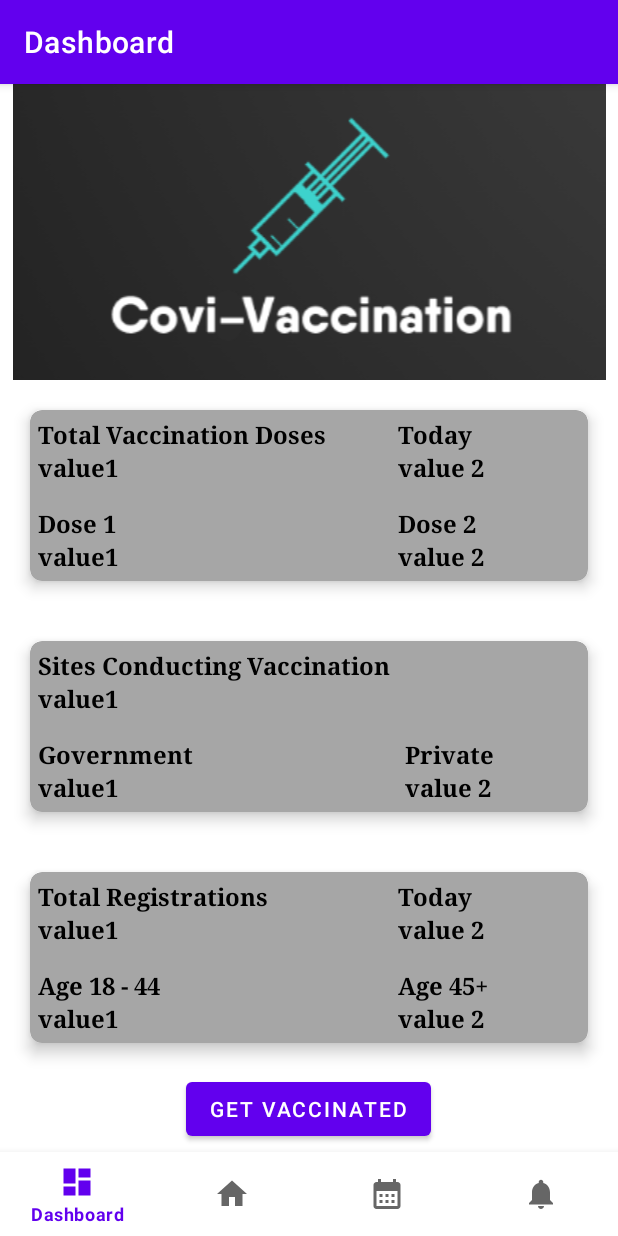
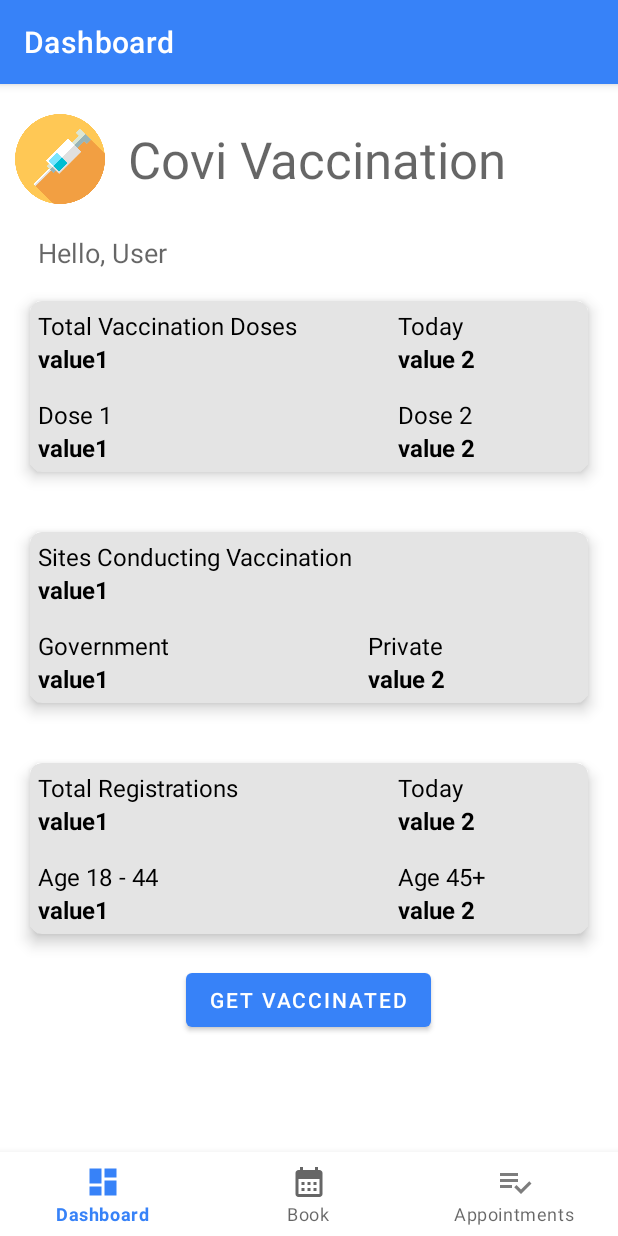
Before and after one commit to pmurria9816/Vaccinator, an Android app: the screen it shows after launch (MainActivity), on a phone screen of 412 x 824 dp. Run offline under Robolectric (Android 15) with nearby library versions, the phone set to English and light mode, and no system bars; our stand-ins replace navigation-ui.

Commit message:
UI enhancement and minor updates

```diff
--- a/app/src/main/java/com/assignment2/vaccinator/LaunchActivity.java
+++ b/app/src/main/java/com/assignment2/vaccinator/LaunchActivity.java
@@ -81,7 +81,7 @@ public class LaunchActivity extends AppCompatActivity {
         register.setOnClickListener(new View.OnClickListener() {
             @Override
             public void onClick(View view) {
-                title.setText("Register");
+                title.setText("Register Now");
                 layout = findViewById(R.id.loginLayout);
                 layout.setVisibility(View.GONE);
                 layout = findViewById(R.id.registerLayout);
@@ -113,6 +113,7 @@ public class LaunchActivity extends AppCompatActivity {
                     SharedPreferences pref = getApplicationContext().getSharedPreferences("preferences", 0); // 0 - for private mode
                     SharedPreferences.Editor editor = pref.edit();
                     editor.putInt("userId", auth);
+                    editor.putString("username", dbHandler.getUsername(username.getText().toString()));
                     editor.commit();
 
                     Intent intent = new Intent(LaunchActivity.this, MainActivity.class);
--- a/app/src/main/java/com/assignment2/vaccinator/ui/dashboard/DashboardFragment.java
+++ b/app/src/main/java/com/assignment2/vaccinator/ui/dashboard/DashboardFragment.java
@@ -1,5 +1,6 @@
 package com.assignment2.vaccinator.ui.dashboard;
 
+import android.content.SharedPreferences;
 import android.os.Bundle;
 import android.view.LayoutInflater;
 import android.view.View;
@@ -25,7 +26,7 @@ public class DashboardFragment extends Fragment {
 
     private TextView tvTotalVax, tvDose1Vax, tvDose2Vax, tvTotalTodayVax,
             tvTotalCenters, tvGovtCenters,tvPrivateCenters,
-            tvTotalRegs, tv18Regs, tv45Regs, tvTodayRegs;
+            tvTotalRegs, tv18Regs, tv45Regs, tvTodayRegs,tvUsername;
 
     public View onCreateView(@NonNull LayoutInflater inflater,
                              ViewGroup container, Bundle savedInstanceState) {
@@ -50,9 +51,15 @@ public class DashboardFragment extends Fragment {
         tv45Regs = root.findViewById(R.id.tv_total_reg_age45_val);
         tvTodayRegs = root.findViewById(R.id.tv_total_reg_today_val);
 
+        tvUsername = root.findViewById(R.id.loggedUser);
+
         dashboardViewModel.getCowinResponse().observe(getViewLifecycleOwner(), (Observer<TopBlock>) data -> {
             mapResponseData(data);
         });
+
+        SharedPreferences pref = getContext().getSharedPreferences("preferences", 0); // 0 - for private mode
+
+        tvUsername.setText(("Hello, ").concat(pref.getString("username", "User")));
 
         return root;
     }
--- /dev/null
+++ b/app/src/main/res/drawable/ic_baseline_playlist_add_check_24.xml
@@ -0,0 +1,5 @@
+<vector android:alpha="0.85" android:height="24dp"
+    android:tint="?attr/colorControlNormal" android:viewportHeight="24"
+    android:viewportWidth="24" android:width="24dp" xmlns:android="http://schemas.android.com/apk/res/android">
+    <path android:fillColor="@android:color/white" android:pathData="M14,10H2v2h12V10zM14,6H2v2h12V6zM2,16h8v-2H2V16zM21.5,11.5L23,13l-6.99,7l-4.51,-4.5L13,14l3.01,3L21.5,11.5z"/>
+</vector>
--- /dev/null
+++ b/app/src/main/res/drawable/ic_calendar.xml
@@ -0,0 +1,5 @@
+<vector android:alpha="0.85" android:height="24dp"
+    android:tint="?attr/colorControlNormal" android:viewportHeight="24"
+    android:viewportWidth="24" android:width="24dp" xmlns:android="http://schemas.android.com/apk/res/android">
+    <path android:fillColor="@android:color/white" android:pathData="M12,22H5c-1.11,0 -2,-0.9 -2,-2L3.01,6c0,-1.1 0.88,-2 1.99,-2h1V2h2v2h8V2h2v2h1c1.1,0 2,0.9 2,2v6h-2v-2H5v10h7V22zM22.13,16.99l0.71,-0.71c0.39,-0.39 0.39,-1.02 0,-1.41l-0.71,-0.71c-0.39,-0.39 -1.02,-0.39 -1.41,0l-0.71,0.71L22.13,16.99zM21.42,17.7l-5.3,5.3H14v-2.12l5.3,-5.3L21.42,17.7z"/>
+</vector>
--- a/app/src/main/res/layout/fragment_appointment.xml
+++ b/app/src/main/res/layout/fragment_appointment.xml
@@ -16,6 +16,7 @@
         <LinearLayout
             android:layout_width="match_parent"
             android:layout_height="match_parent"
+            android:layout_marginTop="20dp"
             android:orientation="vertical">
             <LinearLayout
                 android:layout_width="match_parent"
@@ -24,6 +25,7 @@
                 android:layout_marginTop="10dp"
                 android:foregroundGravity="center_horizontal"
                 android:gravity="center_horizontal"
+                android:visibility="gone"
                 android:orientation="vertical">
 
                 <TextView
@@ -174,7 +176,7 @@
                             android:padding="5dp"
                             android:background="@drawable/input_field"
                             android:hint="Enter Age"
-                            android:inputType="numberPassword"
+                            android:inputType="number"
                             tools:ignore="TouchTargetSizeCheck,SpeakableTextPresentCheck" />
 
                     </LinearLayout>
--- a/app/src/main/res/layout/fragment_dashboard.xml
+++ b/app/src/main/res/layout/fragment_dashboard.xml
@@ -8,19 +8,61 @@
     android:orientation="vertical"
     tools:context=".ui.dashboard.DashboardFragment">
 
+<!--    <ImageView-->
+<!--        android:id="@+id/imageView"-->
+<!--        android:layout_width="match_parent"-->
+<!--        android:layout_height="wrap_content"-->
+<!--        android:contentDescription="content"-->
+<!--        android:src="@drawable/main_banner" />-->
+
+<LinearLayout
+    android:layout_width="match_parent"
+    android:layout_height="wrap_content"
+    android:orientation="horizontal"
+    android:layout_marginTop="10dp"
+    android:padding="10dp">
+
     <ImageView
         android:id="@+id/imageView"
+        android:layout_width="60dp"
+        android:layout_height="60dp"
+        android:contentDescription="content"
+        android:src="@drawable/logo" />
+
+    <TextView
         android:layout_width="match_parent"
         android:layout_height="wrap_content"
-        android:contentDescription="content"
-        android:src="@drawable/main_banner" />
+        android:layout_gravity="center"
+        android:layout_marginLeft="15dp"
+        android:text="Covi Vaccination"
+        android:textAppearance="@style/TextAppearance.AppCompat.Display1" />
+
+</LinearLayout>
+
+    <LinearLayout
+        android:layout_width="match_parent"
+        android:layout_height="wrap_content"
+        android:orientation="horizontal"
+        android:layout_marginTop="10dp"
+        android:paddingLeft="10dp">
+
+        <TextView
+            android:id="@+id/loggedUser"
+            android:layout_width="match_parent"
+            android:layout_height="wrap_content"
+            android:layout_gravity="center"
+            android:layout_marginLeft="15dp"
+            android:text="Hello, User"
+            android:textAppearance="@style/TextAppearance.AppCompat.Medium" />
+
+    </LinearLayout>
 
     <androidx.cardview.widget.CardView
         android:id="@+id/cv_total_vax"
         android:layout_width="match_parent"
         android:layout_height="wrap_content"
         android:layout_margin="20sp"
-        app:cardBackgroundColor="#A6A6A6"
+        app:cardBackgroundColor="#E4E4E4"
         app:cardCornerRadius="8sp"
         app:cardElevation="6sp">
 
@@ -40,22 +82,21 @@
                     android:id="@+id/tv_total_vax_lbl"
                     android:layout_width="230dp"
                     android:layout_height="wrap_content"
-                    android:fontFamily="serif"
                     android:text="@string/total_vaccination_doses"
                     android:textColor="#000000"
                     android:textSize="16sp"
-                    android:textStyle="bold" />
+                    />
 
                 <TextView
                     android:id="@+id/tv_vax_today_lbl"
                     android:layout_width="match_parent"
-                    android:layout_height="wrap_content"
+                    android:layout_height="match_parent"
                     android:layout_marginStart="10sp"
-                    android:fontFamily="serif"
+
                     android:text="@string/today"
                     android:textColor="#000000"
                     android:textSize="16sp"
-                    android:textStyle="bold" />
+                    />
             </TableRow>
 
             <TableRow
@@ -68,7 +109,7 @@
                     android:id="@+id/tv_total_vax_val"
                     android:layout_width="wrap_content"
                     android:layout_height="wrap_content"
-                    android:fontFamily="serif"
+
                     android:text="@string/value1"
                     android:textColor="#000000"
                     android:textSize="16sp"
@@ -79,7 +120,7 @@
                     android:layout_width="wrap_content"
                     android:layout_height="wrap_content"
                     android:layout_marginStart="10sp"
-                    android:fontFamily="serif"
+
                     android:text="@string/value_2"
                     android:textColor="#000000"
                     android:textSize="16sp"
@@ -97,22 +138,22 @@
                     android:id="@+id/tv_vax_dose1_lbl"
                     android:layout_width="wrap_content"
                     android:layout_height="wrap_content"
-                    android:fontFamily="serif"
+
                     android:text="@string/dose_1"
                     android:textColor="#000000"
                     android:textSize="16sp"
-                    android:textStyle="bold" />
+                    />
 
                 <TextView
                     android:id="@+id/tv_vax_dose2_lbl"
                     android:layout_width="wrap_content"
                     android:layout_height="wrap_content"
                     android:layout_marginStart="10sp"
-                    android:fontFamily="serif"
+
                     android:text="@string/dose_2"
                     android:textColor="#000000"
                     android:textSize="16sp"
-                    android:textStyle="bold" />
+                    />
             </TableRow>
 
             <TableRow
@@ -126,7 +167,7 @@
                     android:id="@+id/tv_vax_dose1_val"
                     android:layout_width="wrap_content"
                     android:layout_height="wrap_content"
-                    android:fontFamily="serif"
+
                     android:text="@string/value1"
                     android:textColor="#000000"
                     android:textSize="16sp"
@@ -137,7 +178,7 @@
                     android:layout_width="wrap_content"
                     android:layout_height="wrap_content"
                     android:layout_marginStart="10sp"
-                    android:fontFamily="serif"
+
                     android:text="value 2"
                     android:textColor="#000000"
                     android:textSize="16sp"
@@ -153,7 +194,7 @@
         android:layout_width="match_parent"
         android:layout_height="wrap_content"
         android:layout_margin="20sp"
-        app:cardBackgroundColor="#A6A6A6"
+        app:cardBackgroundColor="#E4E4E4"
         app:cardCornerRadius="8sp"
         app:cardElevation="6sp">
 
@@ -173,11 +214,11 @@
                     android:id="@+id/tv_total_sites_lbl"
                     android:layout_width="wrap_content"
                     android:layout_height="wrap_content"
-                    android:fontFamily="serif"
+
                     android:text="Sites Conducting Vaccination"
                     android:textColor="#000000"
                     android:textSize="16sp"
-                    android:textStyle="bold" />
+                    />
 
             </TableRow>
 
@@ -191,7 +232,7 @@
                     android:id="@+id/tv_total_sites_val"
                     android:layout_width="wrap_content"
                     android:layout_height="wrap_content"
-                    android:fontFamily="serif"
+
                     android:text="value1"
                     android:textColor="#000000"
                     android:textSize="16sp"
@@ -210,22 +251,22 @@
                     android:id="@+id/tv_total_sites_govt_lbl"
                     android:layout_width="wrap_content"
                     android:layout_height="wrap_content"
-                    android:fontFamily="serif"
+
                     android:text="Government"
                     android:textColor="#000000"
                     android:textSize="16sp"
-                    android:textStyle="bold" />
+                    />
 
                 <TextView
                     android:id="@+id/tv_total_sites_pvt_lbl"
                     android:layout_width="wrap_content"
                     android:layout_height="wrap_content"
                     android:layout_marginLeft="10sp"
-                    android:fontFamily="serif"
+
                     android:text="Private"
                     android:textColor="#000000"
                     android:textSize="16sp"
-                    android:textStyle="bold" />
+                    />
             </TableRow>
 
             <TableRow
@@ -239,7 +280,7 @@
                     android:id="@+id/tv_total_sites_govt_val"
                     android:layout_width="wrap_content"
                     android:layout_height="wrap_content"
-                    android:fontFamily="serif"
+
                     android:text="value1"
                     android:textColor="#000000"
                     android:textSize="16sp"
@@ -250,7 +291,7 @@
                     android:layout_width="wrap_content"
                     android:layout_height="wrap_content"
                     android:layout_marginLeft="10sp"
-                    android:fontFamily="serif"
+
                     android:text="value 2"
                     android:textColor="#000000"
                     android:textSize="16sp"
@@ -266,7 +307,7 @@
         android:layout_width="match_parent"
         android:layout_height="wrap_content"
         android:layout_margin="20sp"
-        app:cardBackgroundColor="#A6A6A6"
+        app:cardBackgroundColor="#E4E4E4"
         app:cardCornerRadius="8sp"
         app:cardElevation="6sp">
 
@@ -286,22 +327,22 @@
                     android:id="@+id/tv_total_reg_lbl"
                     android:layout_width="230dp"
                     android:layout_height="wrap_content"
-                    android:fontFamily="serif"
+
                     android:text="Total Registrations"
                     android:textColor="#000000"
                     android:textSize="16sp"
-                    android:textStyle="bold" />
+                    />
 
                 <TextView
                     android:id="@+id/tv_total_reg_today_lbl"
                     android:layout_width="wrap_content"
                     android:layout_height="wrap_content"
                     android:layout_marginLeft="10sp"
-                    android:fontFamily="serif"
+
                     android:text="Today"
                     android:textColor="#000000"
                     android:textSize="16sp"
-                    android:textStyle="bold" />
+                    />
             </TableRow>
 
             <TableRow
@@ -314,7 +355,7 @@
                     android:id="@+id/tv_total_reg_val"
                     android:layout_width="wrap_content"
                     android:layout_height="wrap_content"
-                    android:fontFamily="serif"
+
                     android:text="value1"
                     android:textColor="#000000"
                     android:textSize="16sp"
@@ -325,7 +366,7 @@
                     android:layout_width="wrap_content"
                     android:layout_height="wrap_content"
                     android:layout_marginLeft="10sp"
-                    android:fontFamily="serif"
+
                     android:text="value 2"
                     android:textColor="#000000"
                     android:textSize="16sp"
@@ -343,22 +384,22 @@
                     android:id="@+id/tv_total_reg_age18_lbl"
                     android:layout_width="wrap_content"
                     android:layout_height="wrap_content"
-                    android:fontFamily="serif"
+
                     android:text="Age 18 - 44"
                     android:textColor="#000000"
                     android:textSize="16sp"
-                    android:textStyle="bold" />
+                    />
 
                 <TextView
                     android:id="@+id/tv_total_reg_age45_lbl"
                     android:layout_width="wrap_content"
                     android:layout_height="wrap_content"
                     android:layout_marginLeft="10sp"
-                    android:fontFamily="serif"
+
                     android:text="Age 45+"
                     android:textColor="#000000"
                     android:textSize="16sp"
-                    android:textStyle="bold" />
+                    />
             </TableRow>
 
             <TableRow
@@ -372,7 +413,7 @@
                     android:id="@+id/tv_total_reg_age18_val"
                     android:layout_width="wrap_content"
                     android:layout_height="wrap_content"
-                    android:fontFamily="serif"
+
                     android:text="value1"
                     android:textColor="#000000"
                     android:textSize="16sp"
@@ -383,7 +424,7 @@
                     android:layout_width="wrap_content"
                     android:layout_height="wrap_content"
                     android:layout_marginLeft="10sp"
-                    android:fontFamily="serif"
+
                     android:text="value 2"
                     android:textColor="#000000"
                     android:textSize="16sp"
--- a/app/src/main/res/menu/bottom_nav_menu.xml
+++ b/app/src/main/res/menu/bottom_nav_menu.xml
@@ -5,10 +5,6 @@
         android:id="@+id/navigation_dashboard"
         android:icon="@drawable/ic_dashboard_black_24dp"
         android:title="@string/title_dashboard" />
-    <item
-        android:id="@+id/navigation_home"
-        android:icon="@drawable/ic_home_black_24dp"
-        android:title="@string/title_home" />
 
     <item
         android:id="@+id/navigation_book_appointment"
@@ -17,7 +13,8 @@
 
     <item
         android:id="@+id/navigation_notifications"
-        android:icon="@drawable/ic_notifications_black_24dp"
-        android:title="@string/title_notifications" />
+        android:icon="@drawable/ic_baseline_playlist_add_check_24"
+        android:title="Appointments" />
+
 
 </menu>
--- a/app/src/main/res/navigation/mobile_navigation.xml
+++ b/app/src/main/res/navigation/mobile_navigation.xml
@@ -26,7 +26,7 @@
 
     <fragment
         android:id="@+id/navigation_notifications"
-        android:name="com.assignment2.vaccinator.ui.notifications.NotificationsFragment"
-        android:label="@string/title_notifications"
-        tools:layout="@layout/fragment_notifications" />
+        android:name="com.assignment2.vaccinator.ui.viewAppointment.ViewAppointmentFragment"
+        android:label="Your Appointments"
+        tools:layout="@layout/fragment_appointmentlist" />
 </navigation>
--- a/app/src/main/res/values/themes.xml
+++ b/app/src/main/res/values/themes.xml
@@ -2,12 +2,12 @@
     <!-- Base application theme. -->
     <style name="Theme.Vaccinator" parent="Theme.MaterialComponents.DayNight.DarkActionBar">
         <!-- Primary brand color. -->
-        <item name="colorPrimary">@color/purple_500</item>
-        <item name="colorPrimaryVariant">@color/purple_700</item>
+        <item name="colorPrimary">@color/newBlueLight</item>
+        <item name="colorPrimaryVariant">@color/newBlue</item>
         <item name="colorOnPrimary">@color/white</item>
         <!-- Secondary brand color. -->
-        <item name="colorSecondary">@color/teal_200</item>
-        <item name="colorSecondaryVariant">@color/teal_700</item>
+        <item name="colorSecondary">@color/purple_500</item>
+        <item name="colorSecondaryVariant">@color/purple_700</item>
         <item name="colorOnSecondary">@color/black</item>
         <!-- Status bar color. -->
         <item name="android:statusBarColor" tools:targetApi="l">?attr/colorPrimaryVariant</item>
```
Also changed, not shown: app/src/main/java/com/assignment2/vaccinator/AppointmentFragment.java (+24 -6 lines), app/src/main/java/com/assignment2/vaccinator/adapter/AppointmentListAdapter.java (+24 -11 lines), app/src/main/java/com/assignment2/vaccinator/database/DatabaseHandler.java (+13 -1 lines), app/src/main/java/com/assignment2/vaccinator/models/Appointment.java (+12 -1 lines), app/src/main/java/com/assignment2/vaccinator/ui/home/HomeFragment.java (deleted, +0 -46 lines), app/src/main/java/com/assignment2/vaccinator/ui/home/HomeViewModel.java (deleted, +0 -19 lines), app/src/main/java/com/assignment2/vaccinator/ui/viewAppointment/ViewAppointmentFragment.java (renamed from app/src/main/java/com/assignment2/vaccinator/ui/notifications/NotificationsFragment.java, +4 -9 lines), app/src/main/res/layout/activity_launch.xml (+14 -4 lines), app/src/main/res/layout/appointment.xml (+54 -22 lines), app/src/main/res/layout/fragment_appointmentlist.xml (renamed from app/src/main/res/layout/fragment_notifications.xml, +7 -2 lines), app/src/main/res/drawable-v24/logo.png (added).
